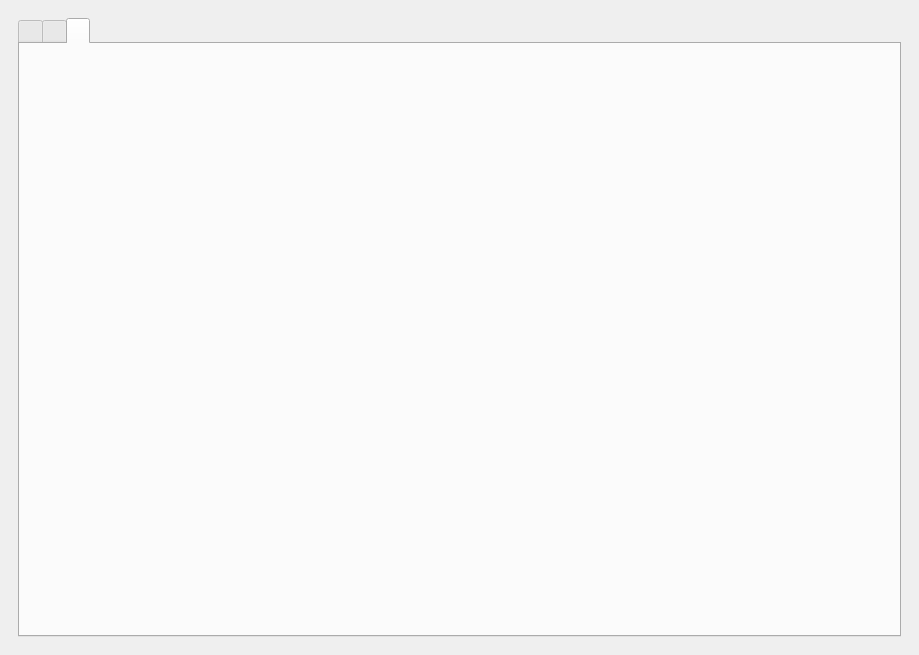
First picture: the form in ui/mainwindow_crypto.ui, repository LostPy/poo-cryptoApp, before the edit.
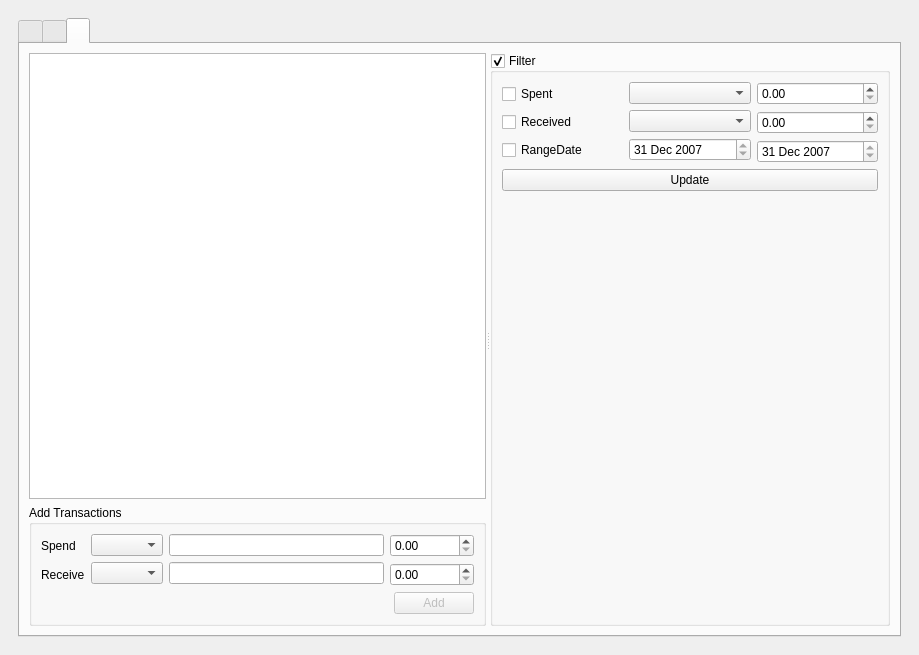
Second picture: the form after the edit. The open tabs and pages were chosen to show the change. Icons and pictures are not drawn. Custom widgets are drawn as their Qt base class.

Patch:
```diff
--- a/ui/mainwindow_crypto.ui
+++ b/ui/mainwindow_crypto.ui
@@ -42,7 +42,7 @@
             <height>50</height>
            </size>
           </property>
-          <widget class="QWidget" name="">
+          <widget class="QWidget" name="widget">
            <attribute name="icon">
             <iconset resource="../ressources/icons.qrc">
              <normaloff>:/finance/bitcoin-black.svg</normaloff>:/finance/bitcoin-black.svg</iconset>
@@ -96,6 +96,282 @@
            <attribute name="title">
             <string/>
            </attribute>
+           <layout class="QHBoxLayout" name="horizontalLayout_11">
+            <item>
+             <widget class="QSplitter" name="splitter">
+              <property name="orientation">
+               <enum>Qt::Horizontal</enum>
+              </property>
+              <widget class="QWidget" name="layoutWidget">
+               <layout class="QVBoxLayout" name="verticalLayout_12">
+                <item>
+                 <widget class="QTreeView" name="treeView"/>
+                </item>
+                <item>
+                 <widget class="QGroupBox" name="groupBoxTransactions">
+                  <property name="title">
+                   <string>Add Transactions</string>
+                  </property>
+                  <layout class="QVBoxLayout" name="verticalLayout_11">
+                   <item>
+                    <layout class="QHBoxLayout" name="horizontalLayout_8">
+                     <item>
+                      <layout class="QVBoxLayout" name="verticalLayout_7">
+                       <item>
+                        <widget class="QLabel" name="label_3">
+                         <property name="text">
+                          <string>Spend</string>
+                         </property>
+                        </widget>
+                       </item>
+                       <item>
+                        <widget class="QLabel" name="label_6">
+                         <property name="text">
+                          <string>Receive</string>
+                         </property>
+                        </widget>
+                       </item>
+                      </layout>
+                     </item>
+                     <item>
+                      <layout class="QVBoxLayout" name="verticalLayout_8">
+                       <item>
+                        <widget class="QComboBox" name="comboBoxSend">
+                         <property name="toolTip">
+                          <string>Currency</string>
+                         </property>
+                        </widget>
+                       </item>
+                       <item>
+                        <widget class="QComboBox" name="comboBoxReceive">
+                         <property name="toolTip">
+                          <string>Currency</string>
+                         </property>
+                        </widget>
+                       </item>
+                      </layout>
+                     </item>
+                     <item>
+                      <layout class="QVBoxLayout" name="verticalLayout_9">
+                       <item>
+                        <widget class="QLineEdit" name="lineEditSend"/>
+                       </item>
+                       <item>
+                        <widget class="QLineEdit" name="lineEditReceive"/>
+                       </item>
+                      </layout>
+                     </item>
+                     <item>
+                      <layout class="QVBoxLayout" name="verticalLayout_10">
+                       <item>
+                        <widget class="QDoubleSpinBox" name="spinBoxSpend">
+                         <property name="prefix">
+                          <string/>
+                         </property>
+                         <property name="minimum">
+                          <double>0.000000000000000</double>
+                         </property>
+                         <property name="maximum">
+                          <double>100000000.000000000000000</double>
+                         </property>
+                        </widget>
+                       </item>
+                       <item>
+                        <widget class="QDoubleSpinBox" name="spinBoxReceive">
+                         <property name="minimum">
+                          <double>0.000000000000000</double>
+                         </property>
+                         <property name="maximum">
+                          <double>100000000.000000000000000</double>
+                         </property>
+                        </widget>
+                       </item>
+                      </layout>
+                     </item>
+                    </layout>
+                   </item>
+                   <item>
+                    <layout class="QHBoxLayout" name="horizontalLayout_7">
+                     <item>
+                      <spacer name="horizontalSpacer_6">
+                       <property name="orientation">
+                        <enum>Qt::Horizontal</enum>
+                       </property>
+                       <property name="sizeHint" stdset="0">
+                        <size>
+                         <width>40</width>
+                         <height>20</height>
+                        </size>
+                       </property>
+                      </spacer>
+                     </item>
+                     <item>
+                      <widget class="QPushButton" name="buttonAdd">
+                       <property name="enabled">
+                        <bool>false</bool>
+                       </property>
+                       <property name="toolTip">
+                        <string>Add a transaction</string>
+                       </property>
+                       <property name="text">
+                        <string>Add</string>
+                       </property>
+                      </widget>
+                     </item>
+                    </layout>
+                   </item>
+                  </layout>
+                 </widget>
+                </item>
+               </layout>
+              </widget>
+              <widget class="QGroupBox" name="groupBoxFilter">
+               <property name="maximumSize">
+                <size>
+                 <width>400</width>
+                 <height>16777215</height>
+                </size>
+               </property>
+               <property name="title">
+                <string>Filter</string>
+               </property>
+               <property name="checkable">
+                <bool>true</bool>
+               </property>
+               <layout class="QVBoxLayout" name="verticalLayout_15">
+                <item>
+                 <layout class="QHBoxLayout" name="horizontalLayout_9">
+                  <item>
+                   <layout class="QVBoxLayout" name="verticalLayout_13">
+                    <item>
+                     <widget class="QCheckBox" name="checkBoxSpentFilter">
+                      <property name="text">
+                       <string>Spent</string>
+                      </property>
+                     </widget>
+                    </item>
+                    <item>
+                     <widget class="QCheckBox" name="checkBoxReceivedFilter">
+                      <property name="text">
+                       <string>Received</string>
+                      </property>
+                     </widget>
+                    </item>
+                    <item>
+                     <widget class="QCheckBox" name="checkBoxRangeDateFilter">
+                      <property name="toolTip">
+                       <string>RangeDate from ... to ...</string>
+                      </property>
+                      <property name="text">
+                       <string>RangeDate</string>
+                      </property>
+                     </widget>
+                    </item>
+                   </layout>
+                  </item>
+                  <item>
+                   <layout class="QVBoxLayout" name="verticalLayout_14">
+                    <item>
+                     <widget class="QComboBox" name="comboBoxSendFilter">
+                      <property name="toolTip">
+                       <string>Currency</string>
+                      </property>
+                     </widget>
+                    </item>
+                    <item>
+                     <widget class="QComboBox" name="comboBoxReceiveFilter">
+                      <property name="toolTip">
+                       <string>Currency</string>
+                      </property>
+                     </widget>
+                    </item>
+                    <item>
+                     <widget class="QDateEdit" name="dateEditFromFilter">
+                      <property name="toolTip">
+                       <string>RangeDate from ... to ...</string>
+                      </property>
+                      <property name="minimumDateTime">
+                       <datetime>
+                        <hour>22</hour>
+                        <minute>0</minute>
+                        <second>0</second>
+                        <year>2007</year>
+                        <month>12</month>
+                        <day>31</day>
+                       </datetime>
+                      </property>
+                     </widget>
+                    </item>
+                   </layout>
+                  </item>
+                  <item>
+                   <layout class="QVBoxLayout" name="verticalLayout_16">
+                    <item>
+                     <widget class="QDoubleSpinBox" name="spinBoxSpendFilter">
+                      <property name="minimum">
+                       <double>0.000000000000000</double>
+                      </property>
+                      <property name="maximum">
+                       <double>100000000.000000000000000</double>
+                      </property>
+                     </widget>
+                    </item>
+                    <item>
+                     <widget class="QDoubleSpinBox" name="spinBoxReceiveFilter">
+                      <property name="minimum">
+                       <double>0.000000000000000</double>
+                      </property>
+                      <property name="maximum">
+                       <double>100000000.000000000000000</double>
+                      </property>
+                     </widget>
+                    </item>
+                    <item>
+                     <widget class="QDateEdit" name="dateEditToFilter">
+                      <property name="toolTip">
+                       <string>RangeDate from ... to ...</string>
+                      </property>
+                      <property name="minimumDateTime">
+                       <datetime>
+                        <hour>22</hour>
+                        <minute>0</minute>
+                        <second>0</second>
+                        <year>2007</year>
+                        <month>12</month>
+                        <day>31</day>
+                       </datetime>
+                      </property>
+                     </widget>
+                    </item>
+                   </layout>
+                  </item>
+                 </layout>
+                </item>
+                <item>
+                 <widget class="QPushButton" name="buttonUpdate">
+                  <property name="text">
+                   <string>Update</string>
+                  </property>
+                 </widget>
+                </item>
+                <item>
+                 <spacer name="verticalSpacer_8">
+                  <property name="orientation">
+                   <enum>Qt::Vertical</enum>
+                  </property>
+                  <property name="sizeHint" stdset="0">
+                   <size>
+                    <width>20</width>
+                    <height>384</height>
+                   </size>
+                  </property>
+                 </spacer>
+                </item>
+               </layout>
+              </widget>
+             </widget>
+            </item>
+           </layout>
           </widget>
          </widget>
         </item>
@@ -448,6 +724,11 @@
    <extends>QGraphicsView</extends>
    <header>..widgets</header>
   </customwidget>
+  <customwidget>
+   <class>QChartView</class>
+   <extends>QGraphicsView</extends>
+   <header>PySide6.QtCharts</header>
+  </customwidget>
  </customwidgets>
  <resources>
   <include location="../ressources/icons.qrc"/>
```
Left out of the diff: 138 changed lines with no effect on the pictures.
